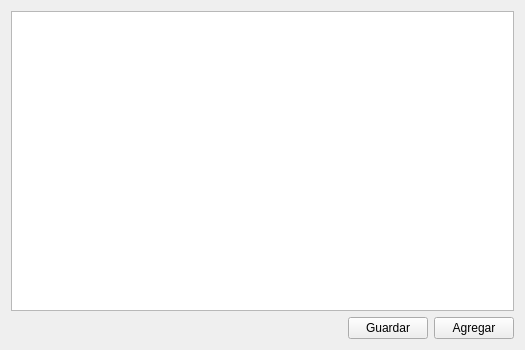
Before: the Qt Designer form principal.ui in RogerNegrete/P61-Qt-QWidgetTable, drawn with Qt 5.
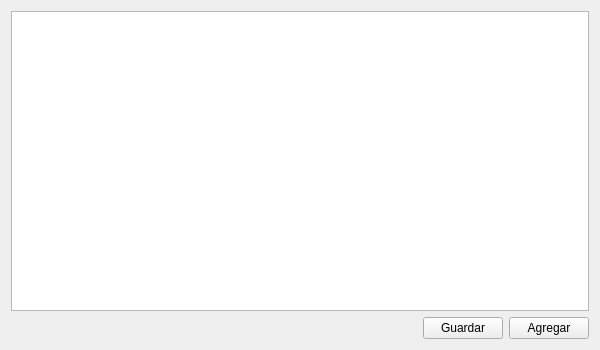
After: the same form once the commit is applied.

Patch:
```diff
--- a/principal.ui
+++ b/principal.ui
@@ -6,13 +6,13 @@
    <rect>
     <x>0</x>
     <y>0</y>
-    <width>525</width>
+    <width>600</width>
     <height>350</height>
    </rect>
   </property>
   <property name="minimumSize">
    <size>
-    <width>525</width>
+    <width>600</width>
     <height>350</height>
    </size>
   </property>
```
